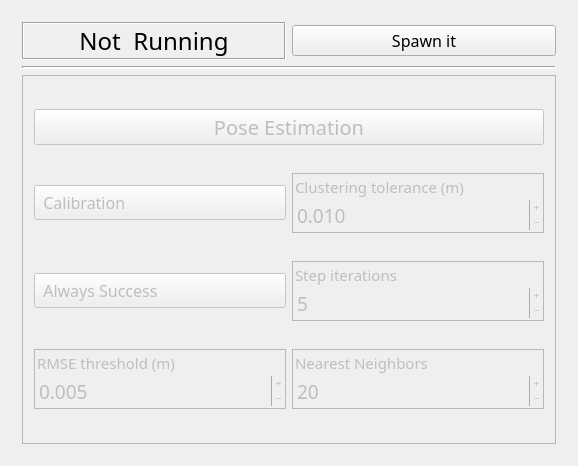
Tabjones/pacman_vision, file src/recognition/gui/estimator_gui.ui: the form before one commit.
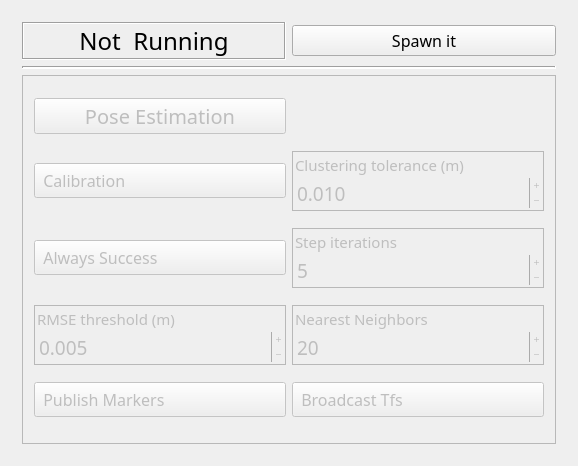
The form after the commit. Icons and pictures are not drawn.

Commit message: Tracker Estimator improvements

Patch:
```diff
--- a/src/recognition/gui/estimator_gui.ui
+++ b/src/recognition/gui/estimator_gui.ui
@@ -125,7 +125,7 @@
           <enum>QFrame::Raised</enum>
          </property>
          <layout class="QGridLayout" name="gridLayout_2">
-          <item row="0" column="0" colspan="2">
+          <item row="0" column="0">
            <widget class="QPushButton" name="EstimationButt">
             <property name="font">
              <font>
@@ -668,6 +668,96 @@
             </layout>
            </widget>
           </item>
+          <item row="4" column="0">
+           <widget class="QPushButton" name="MarksButt">
+            <property name="maximumSize">
+             <size>
+              <width>16777215</width>
+              <height>35</height>
+             </size>
+            </property>
+            <property name="font">
+             <font>
+              <family>Oxygen-Sans</family>
+              <pointsize>12</pointsize>
+             </font>
+            </property>
+            <property name="focusPolicy">
+             <enum>Qt::NoFocus</enum>
+            </property>
+            <property name="acceptDrops">
+             <bool>false</bool>
+            </property>
+            <property name="toolTip">
+             <string>Publish estimated object markers (meshes) to PaCMan Vision markers topic</string>
+            </property>
+            <property name="styleSheet">
+             <string notr="true">Text-align:left</string>
+            </property>
+            <property name="text">
+             <string>  Publish Markers</string>
+            </property>
+            <property name="icon">
+             <iconset resource="../../../resources/resources.qrc">
+              <normaloff>:/icons/off.png</normaloff>
+              <normalon>:/icons/on.png</normalon>:/icons/off.png</iconset>
+            </property>
+            <property name="iconSize">
+             <size>
+              <width>32</width>
+              <height>32</height>
+             </size>
+            </property>
+            <property name="checkable">
+             <bool>true</bool>
+            </property>
+           </widget>
+          </item>
+          <item row="4" column="1">
+           <widget class="QPushButton" name="TfButt">
+            <property name="maximumSize">
+             <size>
+              <width>16777215</width>
+              <height>35</height>
+             </size>
+            </property>
+            <property name="font">
+             <font>
+              <family>Oxygen-Sans</family>
+              <pointsize>12</pointsize>
+             </font>
+            </property>
+            <property name="focusPolicy">
+             <enum>Qt::NoFocus</enum>
+            </property>
+            <property name="acceptDrops">
+             <bool>false</bool>
+            </property>
+            <property name="toolTip">
+             <string>Broadcast estimated objects Transformations to the Tf ROS topic</string>
+            </property>
+            <property name="styleSheet">
+             <string notr="true">Text-align:left</string>
+            </property>
+            <property name="text">
+             <string>  Broadcast Tfs</string>
+            </property>
+            <property name="icon">
+             <iconset resource="../../../resources/resources.qrc">
+              <normaloff>:/icons/off.png</normaloff>
+              <normalon>:/icons/on.png</normalon>:/icons/off.png</iconset>
+            </property>
+            <property name="iconSize">
+             <size>
+              <width>32</width>
+              <height>32</height>
+             </size>
+            </property>
+            <property name="checkable">
+             <bool>true</bool>
+            </property>
+           </widget>
+          </item>
          </layout>
         </widget>
        </item>
```
The commit also changes 13 other files.
